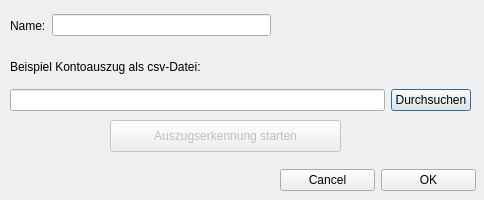
Before: the Qt Designer form pyqt/createAccountDialog.ui in LorisSchmit/MoneyManager, drawn with Qt 5.
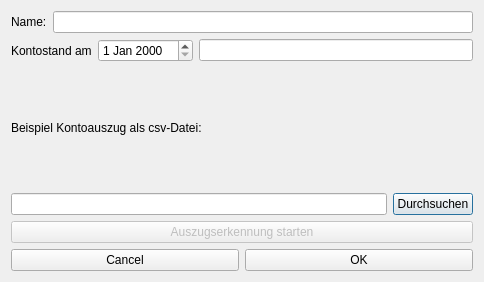
After: the same form once the commit is applied.

Commit message:
New Feature: Account Balance
It is now possible to add the account balance at a certain date, which is then used to calculate the subsequent balances

Diff of the .ui file:
```diff
--- a/pyqt/createAccountDialog.ui
+++ b/pyqt/createAccountDialog.ui
@@ -7,21 +7,45 @@
     <x>0</x>
     <y>0</y>
     <width>484</width>
-    <height>200</height>
+    <height>282</height>
    </rect>
   </property>
   <property name="windowTitle">
    <string>Konto hinzufügen</string>
   </property>
-  <widget class="QWidget" name="gridLayoutWidget">
-   <property name="geometry">
-    <rect>
-     <x>10</x>
-     <y>50</y>
-     <width>461</width>
-     <height>61</height>
-    </rect>
-   </property>
+  <layout class="QVBoxLayout" name="verticalLayout">
+   <item>
+    <layout class="QHBoxLayout" name="horizontalLayout">
+     <item>
+      <widget class="QLabel" name="nameLabel">
+       <property name="text">
+        <string>Name:</string>
+       </property>
+      </widget>
+     </item>
+     <item>
+      <widget class="QLineEdit" name="nameLineEdit"/>
+     </item>
+    </layout>
+   </item>
+   <item>
+    <layout class="QHBoxLayout" name="horizontalLayout_3">
+     <item>
+      <widget class="QLabel" name="label_2">
+       <property name="text">
+        <string>Kontostand am</string>
+       </property>
+      </widget>
+     </item>
+     <item>
+      <widget class="QDateEdit" name="balanceDateEdit"/>
+     </item>
+     <item>
+      <widget class="QLineEdit" name="balanceEdit"/>
+     </item>
+    </layout>
+   </item>
+   <item>
    <layout class="QGridLayout" name="gridLayout">
     <item row="0" column="0">
      <widget class="QLabel" name="label">
@@ -45,54 +69,18 @@
      </widget>
     </item>
    </layout>
-  </widget>
-  <widget class="QWidget" name="horizontalLayoutWidget">
-   <property name="geometry">
-    <rect>
-     <x>10</x>
-     <y>10</y>
-     <width>261</width>
-     <height>31</height>
-    </rect>
-   </property>
-   <layout class="QHBoxLayout" name="horizontalLayout">
-    <item>
-     <widget class="QLabel" name="nameLabel">
-      <property name="text">
-       <string>Name:</string>
-      </property>
-     </widget>
     </item>
     <item>
-     <widget class="QLineEdit" name="nameLineEdit"/>
-    </item>
-   </layout>
-  </widget>
   <widget class="QPushButton" name="statementDetectionButton">
    <property name="enabled">
     <bool>false</bool>
    </property>
-   <property name="geometry">
-    <rect>
-     <x>110</x>
-     <y>120</y>
-     <width>231</width>
-     <height>32</height>
-    </rect>
-   </property>
    <property name="text">
     <string>Auszugserkennung starten</string>
    </property>
   </widget>
-  <widget class="QWidget" name="horizontalLayoutWidget_2">
-   <property name="geometry">
-    <rect>
-     <x>280</x>
-     <y>160</y>
-     <width>196</width>
-     <height>41</height>
-    </rect>
-   </property>
+   </item>
+   <item>
    <layout class="QHBoxLayout" name="horizontalLayout_2">
     <item>
      <widget class="QPushButton" name="pushButtonCancel">
@@ -112,7 +100,8 @@
      </widget>
     </item>
    </layout>
-  </widget>
+   </item>
+  </layout>
  </widget>
  <resources/>
  <connections/>
```
Lines whose indentation alone changed are shown as unchanged. The commit also changes 4 other files.
